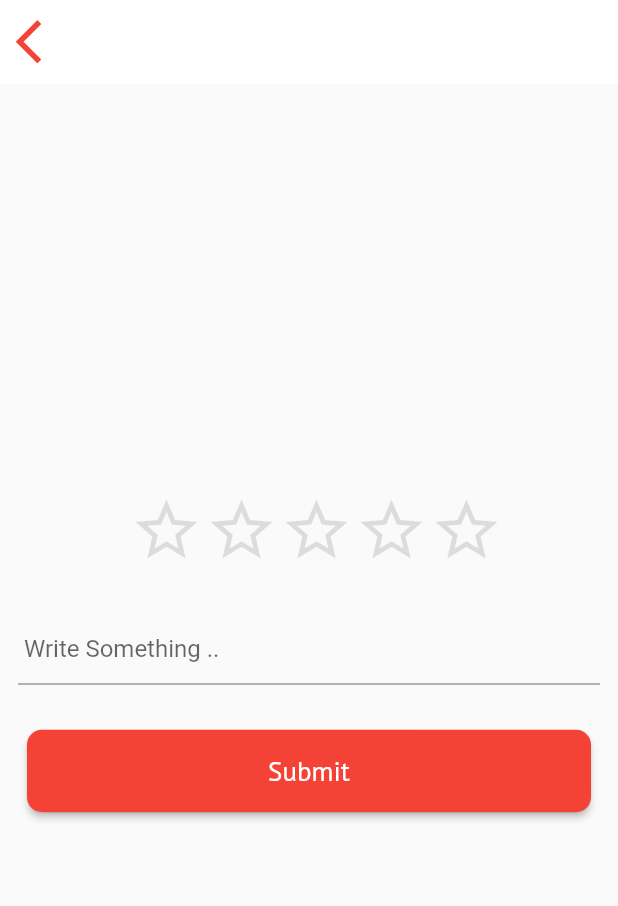
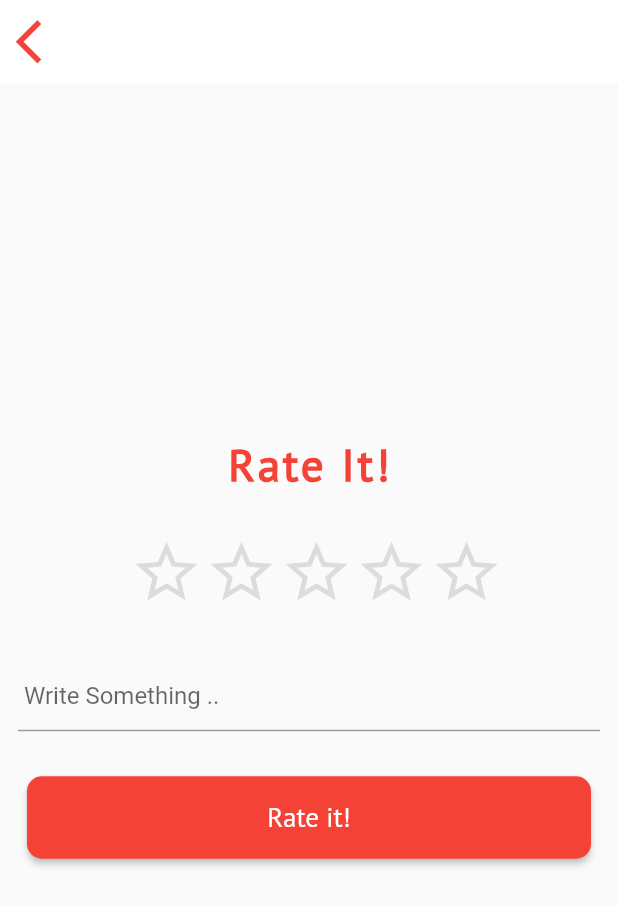
Before and after one commit to atyourdoorstep/at_your_doorstep-Ya_Ibrahim, a Flutter app: the RatingAndReview screen opened directly, on a phone screen of 412 x 824 dp. Shown: the top 906 px of the screen. Run offline on Flutter 3.47's test engine with Material 2 defaults, Android fonts, the phone set to English and light mode, and no system bars; our stand-ins replace dio, flutter_easyloading, font_awesome_flutter, geocoding, google_maps_flutter, image_picker and 2 more; missing offline and left inert: circular_menu; accounts and stored records are empty.

Commit message:
UI Rating and Review

```diff
--- a/lib/ratingAndReviewPage.dart
+++ b/lib/ratingAndReviewPage.dart
@@ -34,6 +34,13 @@ class _RatingAndReviewState extends State<RatingAndReview> {
           child: Column(
             mainAxisAlignment: MainAxisAlignment.center,
             children: [
+              Center(
+                child: Text("Rate It!", style:
+                TextStyle(fontSize: 30, color: Colors.red, fontFamily: "PTSans", fontWeight: FontWeight.w700 , letterSpacing: 2.0)),
+              ),
+              SizedBox(
+                height: 20,
+              ),
               Padding(
                 padding: const EdgeInsets.all(8.0),
                 child: Row(
@@ -59,7 +66,7 @@ class _RatingAndReviewState extends State<RatingAndReview> {
                    ],
                 ),
               ),
-              SizedBox(height: 10,),
+              SizedBox(height: 13,),
               Padding(
                 padding: const EdgeInsets.all(12.0),
                 child: Row(
@@ -80,7 +87,7 @@ class _RatingAndReviewState extends State<RatingAndReview> {
                 ),
               ),
               AYDButton(
-                buttonText: "Submit",
+                buttonText: "Rate it!",
                 onPressed: (){},
               ),
             ],
```
Also changed, not shown: lib/Screens/LandingPages/showItemPage.dart (+5 -2 lines).
